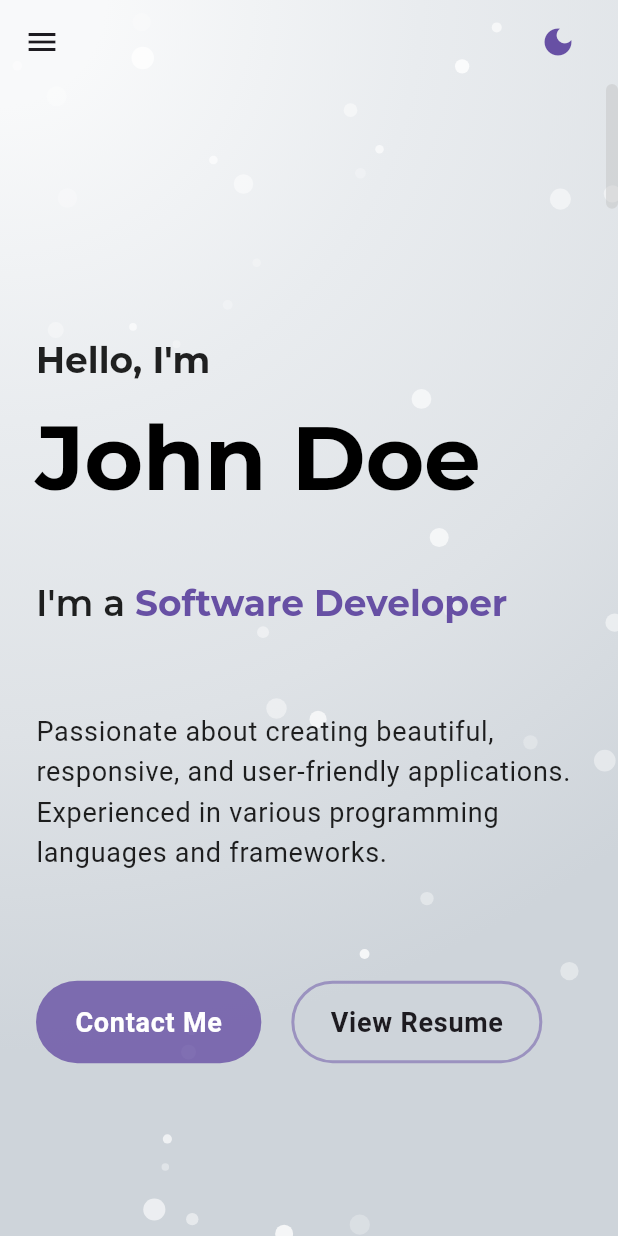
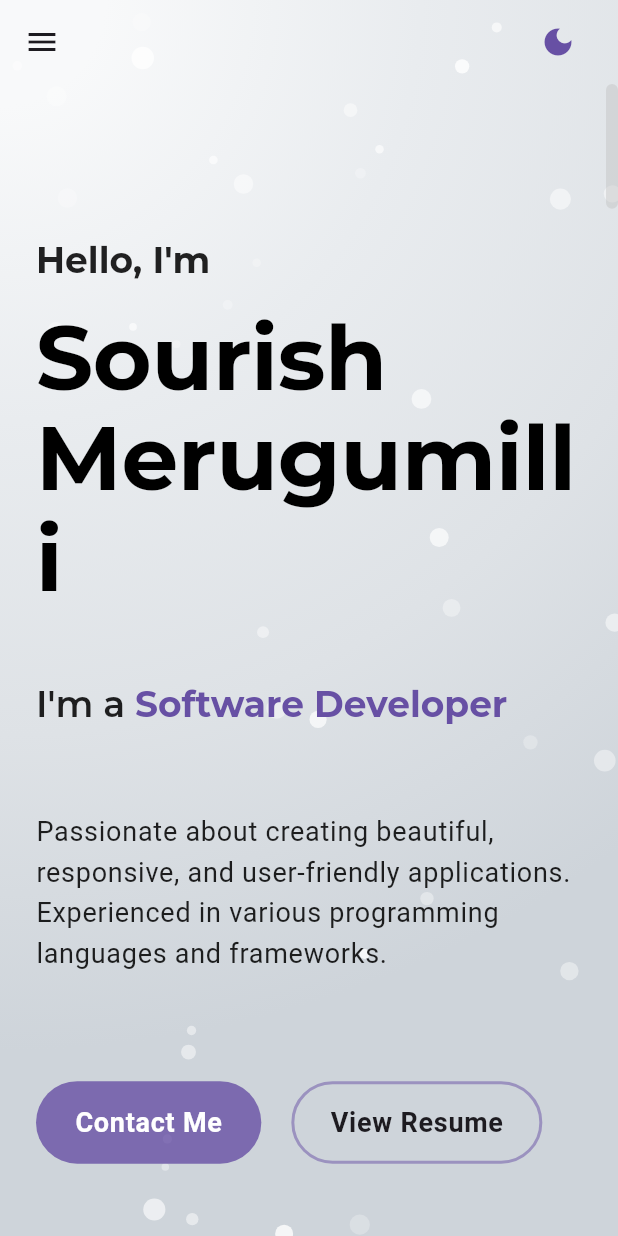
Before and after one commit to Sourish2003/online_portfolio, a Flutter app: the screen it shows after launch, on a phone screen of 412 x 824 dp. Run offline on Flutter 3.47's test engine with Material 3 defaults, Android fonts, the phone set to English and light mode, and no system bars; drawn by our look-alikes of animated_text_kit; our stand-ins replace flutter_animate, flutter_staggered_animations, font_awesome_flutter, google_fonts, responsive_framework.

Commit message:
Changed placeholder name to real name

```diff
--- a/lib/screens/sections/hero_section.dart
+++ b/lib/screens/sections/hero_section.dart
@@ -120,7 +120,7 @@ class HeroSection extends StatelessWidget {
                         ),
                       ),
                       Text(
-                        'John Doe',
+                        'Sourish Merugumilli',
                         style: theme.textTheme.displayLarge,
                       ),
                       const SizedBox(height: 16),
```
Also changed, not shown: pubspec.lock.
